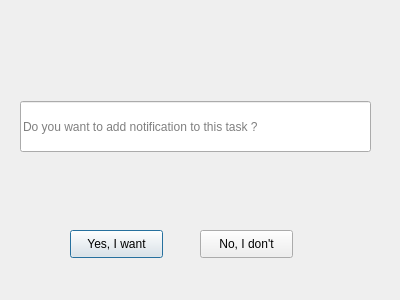
KianaFakhrian/TODOLIST, file notification.ui: the form before one commit.
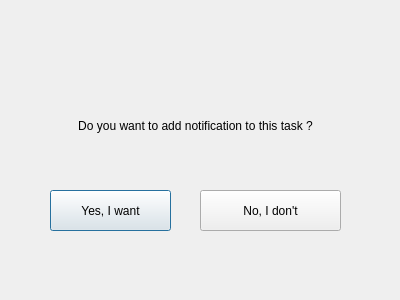
The form after the commit.

Diff of the .ui file:
```diff
--- a/notification.ui
+++ b/notification.ui
@@ -16,10 +16,10 @@
   <widget class="QPushButton" name="Yes">
    <property name="geometry">
     <rect>
-     <x>70</x>
-     <y>230</y>
-     <width>93</width>
-     <height>28</height>
+     <x>50</x>
+     <y>190</y>
+     <width>121</width>
+     <height>41</height>
     </rect>
    </property>
    <property name="text">
@@ -30,27 +30,30 @@
    <property name="geometry">
     <rect>
      <x>200</x>
-     <y>230</y>
-     <width>93</width>
-     <height>28</height>
+     <y>190</y>
+     <width>141</width>
+     <height>41</height>
     </rect>
    </property>
    <property name="text">
     <string>No, I don't</string>
    </property>
   </widget>
-  <widget class="QLineEdit" name="lineEdit">
+  <widget class="QLabel" name="label">
    <property name="geometry">
     <rect>
-     <x>20</x>
-     <y>101</y>
-     <width>351</width>
-     <height>51</height>
+     <x>10</x>
+     <y>90</y>
+     <width>371</width>
+     <height>71</height>
     </rect>
    </property>
-   <property name="placeholderText">
+   <property name="text">
     <string>Do you want to add notification to this task ?</string>
    </property>
+   <property name="alignment">
+    <set>Qt::AlignCenter</set>
+   </property>
   </widget>
  </widget>
  <resources/>
```
